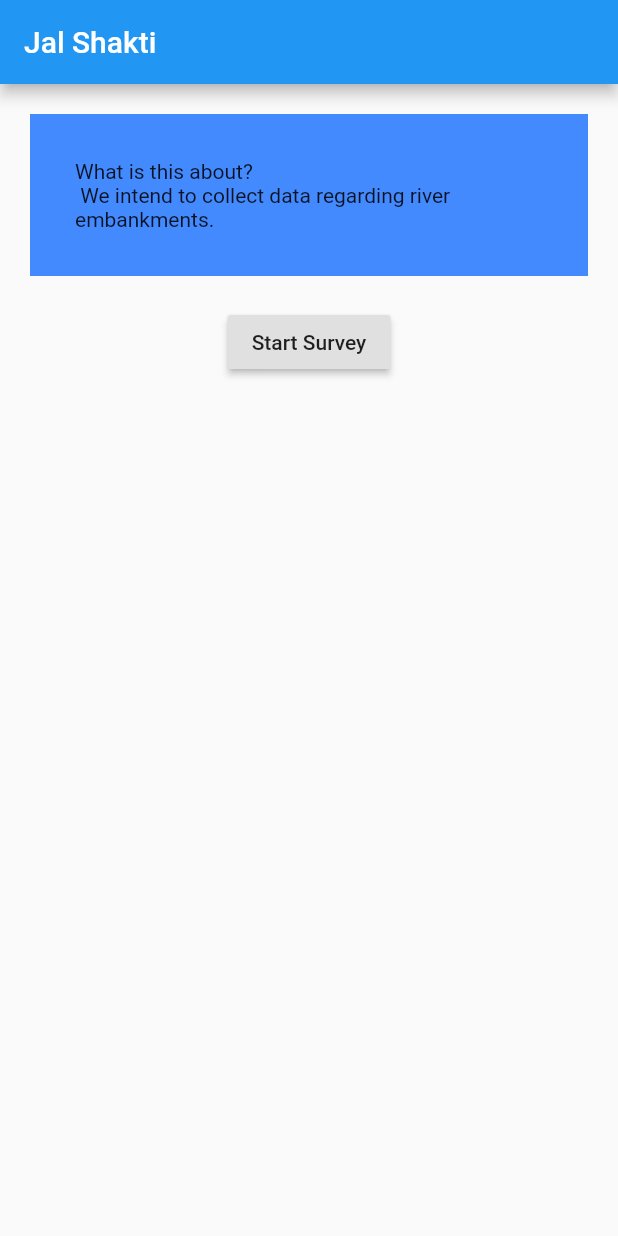
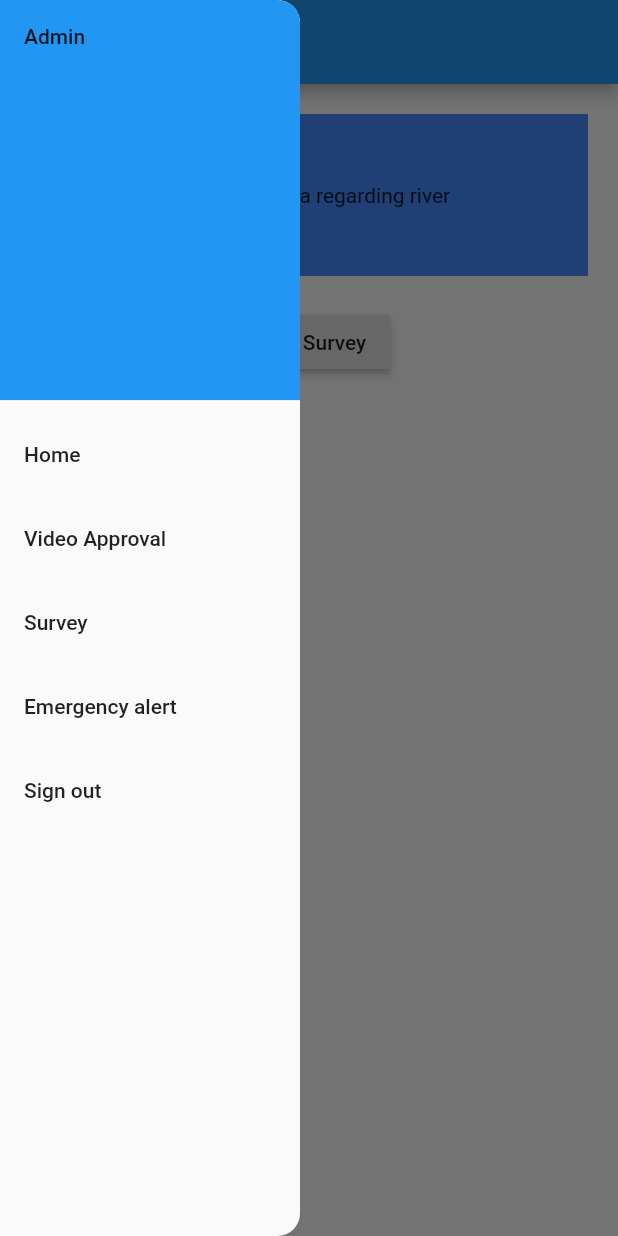
Before and after one commit to Hexa-Byte-6/Jal_Shakti_Sushant, a Flutter app: the screen it shows after launch, with the side drawer open (before the commit the screen has no drawer), on a phone screen of 412 x 824 dp. Run offline on Flutter 3.47's test engine with Material 2 defaults, Android fonts, the phone set to English and light mode, and no system bars; our stand-ins replace camera, device_preview, geolocator, permission_handler.

Commit message:
Added navigation drawer for admin(local authority)

```diff
--- /dev/null
+++ b/lib/custom-widgets/admin_drawer.dart
@@ -0,0 +1,94 @@
+import 'package:flutter/material.dart';
+import 'package:jal_shakti_sush/screens/admin/emergency_report_screen.dart';
+import 'package:jal_shakti_sush/screens/admin/survey_approval.dart';
+import 'package:jal_shakti_sush/screens/jal_shakti_home.dart';
+import 'package:jal_shakti_sush/screens/survey_page.dart';
+
+class AdminDrawer extends StatelessWidget {
+  @override
+  Widget build(BuildContext context) {
+    return Container(
+      width: 200,
+      child: ClipRRect(
+        borderRadius: BorderRadius.only(
+          topRight: Radius.circular(15),
+          bottomRight: Radius.circular(15),
+        ),
+        child: Drawer(
+          child: Column(
+            children: <Widget>[
+              Expanded(
+                flex: 1,
+                child: Container(
+                  width: MediaQuery.of(context).size.width * 0.85,
+                  child: DrawerHeader(
+                    child: Text("Admin"),
+                    decoration: BoxDecoration(
+                      color: Colors.blue,
+                    ),
+                  ),
+                ),
+              ),
+              Expanded(
+                flex: 2,
+                child: ListView(
+                  padding: EdgeInsets.zero,
+                  children: <Widget>[
+                    ListTile(
+                      title: Text("Home"),
+                      onTap: () {
+                        Navigator.pop(context);
+                        Navigator.pushReplacement(context,
+                            MaterialPageRoute(builder: (BuildContext context) {
+                          return JalShaktiHome();
+                        }));
+                      },
+                    ),
+                    ListTile(
+                      title: Text("Video Approval"),
+                      onTap: () {
+                        Navigator.pop(context);
+                        Navigator.pushReplacement(context,
+                            MaterialPageRoute(builder: (BuildContext context) {
+                          return SurveyApprovalScreen();
+                        }));
+                      },
+                    ),
+                    ListTile(
+                      title: Text("Survey"),
+                      onTap: () {
+                        Navigator.pop(context);
+                        debugPrint("Survey item tapped");
+                        Navigator.push(context,
+                            MaterialPageRoute(builder: (BuildContext context) {
+                          debugPrint("Going to survey page");
+                          return Surveypage("no-image");
+                        }));
+                      },
+                    ),
+                    ListTile(
+                      title: Text("Emergency alert"),
+                      onTap: () {
+                        Navigator.pop(context);
+                        Navigator.pushReplacement(context,
+                            MaterialPageRoute(builder: (BuildContext context) {
+                          return EmergencyReport();
+                        }));
+                      },
+                    ),
+                    ListTile(
+                      title: Text("Sign out"),
+                      onTap: () {
+                        Navigator.pop(context);
+                      },
+                    ),
+                  ],
+                ),
+              ),
+            ],
+          ),
+        ),
+      ),
+    );
+  }
+}
--- a/lib/screens/jal_shakti_home.dart
+++ b/lib/screens/jal_shakti_home.dart
@@ -1,33 +1,42 @@
 import 'package:flutter/material.dart';
-import 'package:http/http.dart' as http;
 
+import 'package:jal_shakti_sush/custom-widgets/admin_drawer.dart';
 import '../custom-widgets/introduction_card.dart';
 import './survey_page.dart';
 
-class JalShaktiHome extends StatelessWidget {
-  Future<http.Response> getDataFromServer() async {
-    var response = await http
-        .get("http://192.168.43.117:5000/getData")
-        .catchError((error) {
-      print("Error");
-      print(error);
-    });
-    print('Response');
-    print(response.body);
-    return response;
-  }
+class JalShaktiHome extends StatefulWidget {
+  @override
+  _JalShaktiHomeState createState() => _JalShaktiHomeState();
+}
 
-  printData() {
-    print("I have this:");
-    print(getDataFromServer());
-  }
+class _JalShaktiHomeState extends State<JalShaktiHome> {
+  final String user = "admin";
+  final GlobalKey<ScaffoldState> _scaffoldKey = new GlobalKey<ScaffoldState>();
 
   @override
   Widget build(BuildContext context) {
     return Container(
       child: Scaffold(
+        key: _scaffoldKey,
+        drawer: AdminDrawer(),
+        // drawer: user == "admin"
+        //     ? AdminDrawer()
+        //     : Visibility(
+        //         child: Drawer(),
+        //         visible: false,
+        //       ),
         appBar: AppBar(
           title: Text('Jal Shakti'),
+          leading: user != "admin"
+              ? Container()
+              : IconButton(
+                  icon: Icon(
+                    Icons.menu,
+                  ),
+                  onPressed: () {
+                    _scaffoldKey.currentState.openDrawer();
+                  },
+                ),
         ),
         body: Container(
           child: Column(
@@ -35,18 +44,9 @@ class JalShaktiHome extends StatelessWidget {
               Center(
                 child: IntroductionCard(),
               ),
-              // RaisedButton(
-              //     child: Text('Capture picture'),
-              //     onPressed: () {
-              //       Navigator.push(context,
-              //           MaterialPageRoute(builder: (context) {
-              //         return TakePictureScreen(camera: firstCamera) ;
-              //       }));
-              //     }),
               RaisedButton(
                 child: Text('Start Survey'),
-                onPressed: //printData
-                    () {
+                onPressed: () {
                   Navigator.push(context, MaterialPageRoute(builder: (context) {
                     return Surveypage("no-image");
                   }));
```
Also changed, not shown: lib/screens/admin/emergency_report_screen.dart (added, +17 -0 lines), lib/screens/admin/survey_approval.dart (added, +17 -0 lines).
